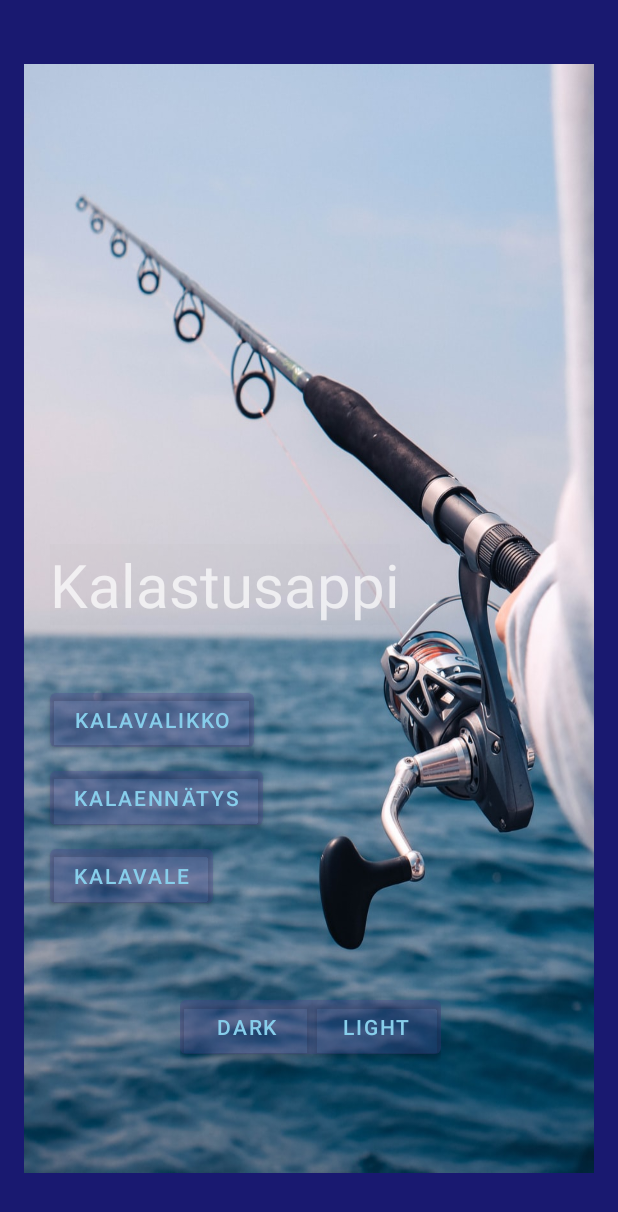
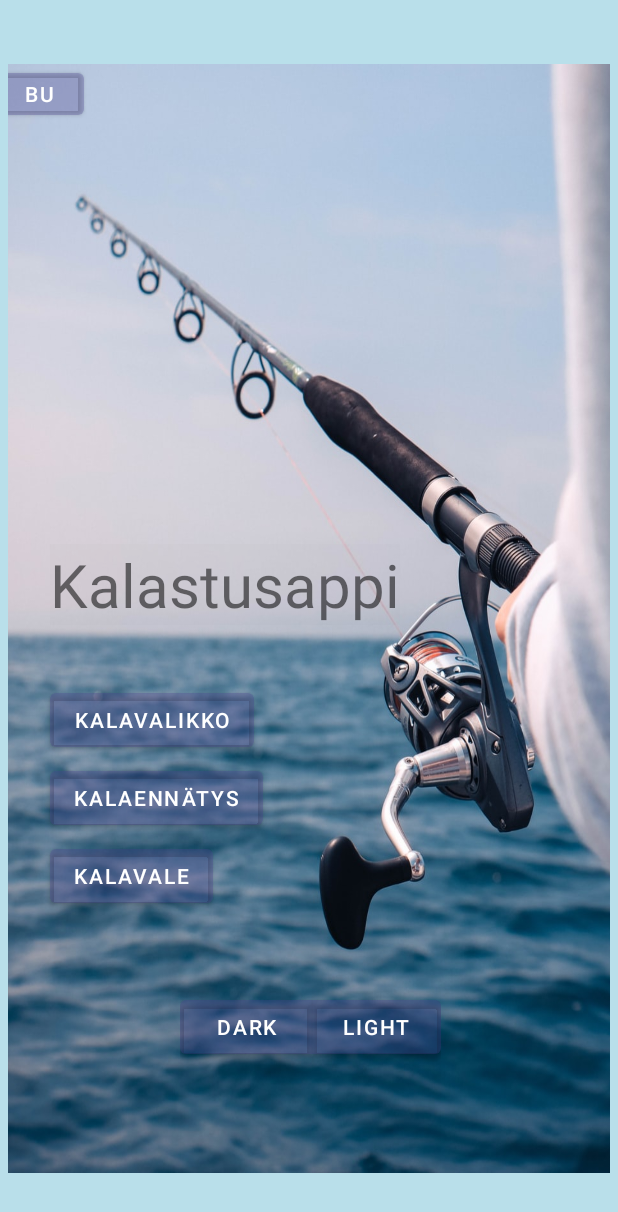
Before and after one commit to TinoPuu/Kalastus_app, an Android app: the screen it shows after launch (MainActivity), on a phone screen of 412 x 824 dp. Shown: the top 1212 px of the screen. Run offline under Robolectric (Android 15) with nearby library versions, the phone set to English and light mode, and no system bars.

Commit message:
väliaikainen sos  7.12.2021 16:05

```diff
--- a/app/src/main/java/com/example/kalastus_app/MainActivity.kt
+++ b/app/src/main/java/com/example/kalastus_app/MainActivity.kt
@@ -15,6 +15,8 @@ import kotlinx.android.synthetic.main.fragment_fourth.buttonKalaennatys
 import kotlinx.android.synthetic.main.fragment_fourth.buttonKalavale
 import kotlinx.android.synthetic.main.fragment_fourth.buttonKalavalikko
 import android.content.SharedPreferences
+import java.util.ArrayList
+import kotlin.random.Random
 
 
 class MainActivity : AppCompatActivity() {
@@ -26,15 +28,25 @@ class MainActivity : AppCompatActivity() {
         setContentView(R.layout.activity_main)
 
         val appSettingPrefs: SharedPreferences = getSharedPreferences("AppSettingPrefs", 0)
+        val sharedPrefsEdit: SharedPreferences.Editor = appSettingPrefs.edit()
         val isNightModeOn: Boolean = appSettingPrefs.getBoolean("NightMode", false)
 
-            if (isNightModeOn) {
+        button2.setOnClickListener{
+            AppCompatDelegate.setDefaultNightMode(AppCompatDelegate.MODE_NIGHT_YES)
+            /**if (isNightModeOn) {
+                AppCompatDelegate.setDefaultNightMode(AppCompatDelegate.MODE_NIGHT_YES)
+                sharedPrefsEdit.putBoolean("NightMode",false)
+                sharedPrefsEdit.apply()
+            } else {
                 AppCompatDelegate.setDefaultNightMode(AppCompatDelegate.MODE_NIGHT_NO)
-            } else {
-                AppCompatDelegate.setDefaultNightMode(AppCompatDelegate.MODE_NIGHT_YES)
+                sharedPrefsEdit.putBoolean("NightMode",true)
+                sharedPrefsEdit.apply()
+            }**/
 
-            }
+        }
+
         supportFragmentManager.beginTransaction().replace(R.id.flFragment,FourthFragment()).commit()
+
 
        /*btg_theme.addOnButtonCheckedListener(object : MaterialButtonToggleGroup.OnButtonCheckedListener {
             override fun onButtonChecked(
--- a/app/src/main/res/layout/activity_main.xml
+++ b/app/src/main/res/layout/activity_main.xml
@@ -4,8 +4,7 @@
     xmlns:tools="http://schemas.android.com/tools"
     android:layout_width="match_parent"
     android:layout_height="match_parent"
-
-    android:padding="16dp"
+    android:padding="5dp"
     tools:context=".MainActivity">
 
 
@@ -13,11 +12,18 @@
         android:id="@+id/flFragment"
         android:layout_width="421dp"
         android:layout_height="739dp"
-        android:background="@color/cardview_shadow_end_color"
+        android:alpha="1"
         app:layout_constraintBottom_toBottomOf="parent"
         app:layout_constraintEnd_toEndOf="parent"
         app:layout_constraintStart_toStartOf="parent"
-        app:layout_constraintTop_toTopOf="parent" />
+        app:layout_constraintTop_toTopOf="parent" >
+
+        <Button
+            android:id="@+id/button2"
+            android:layout_width="60dp"
+            android:layout_height="40dp"
+            android:text="Button" />
+    </FrameLayout>
 
     <!--<TextView
         android:id="@+id/textView"
```
Also changed, not shown: app/src/main/java/com/example/kalastus_app/FourthFragment.kt (+4 -6 lines).
